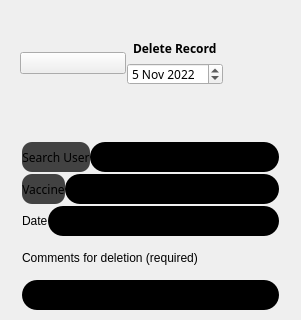
Before: the Qt Designer form MyCovidRecord/deletevaccinerecord.ui in gagabon501/cs106-2, drawn with Qt 5; both pictures show x 0 to 301 and y 0 to 320 of the 301 by 544 pixel window.
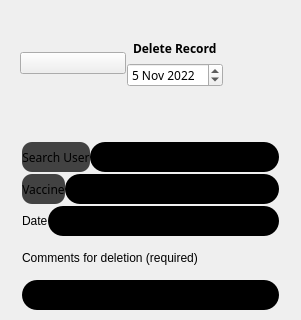
After: the same form once the commit is applied. Icons and pictures are not drawn.

The edit to the form file:
```diff
--- a/MyCovidRecord/deletevaccinerecord.ui
+++ b/MyCovidRecord/deletevaccinerecord.ui
@@ -326,7 +326,7 @@
       <x>110</x>
       <y>40</y>
       <width>131</width>
-      <height>45</height>
+      <height>47</height>
      </rect>
     </property>
     <layout class="QVBoxLayout" name="verticalLayout_2">
```
